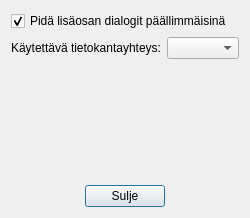
First picture: the form in ui/yleiskaava_dialog_settings.ui, repository ernoma/yleiskaava, before the edit.
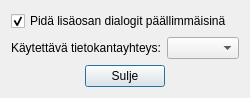
Second picture: the form after the edit.

Patch:
```diff
--- a/ui/yleiskaava_dialog_settings.ui
+++ b/ui/yleiskaava_dialog_settings.ui
@@ -7,7 +7,7 @@
     <x>0</x>
     <y>0</y>
     <width>241</width>
-    <height>218</height>
+    <height>81</height>
    </rect>
   </property>
   <property name="windowTitle">
```
